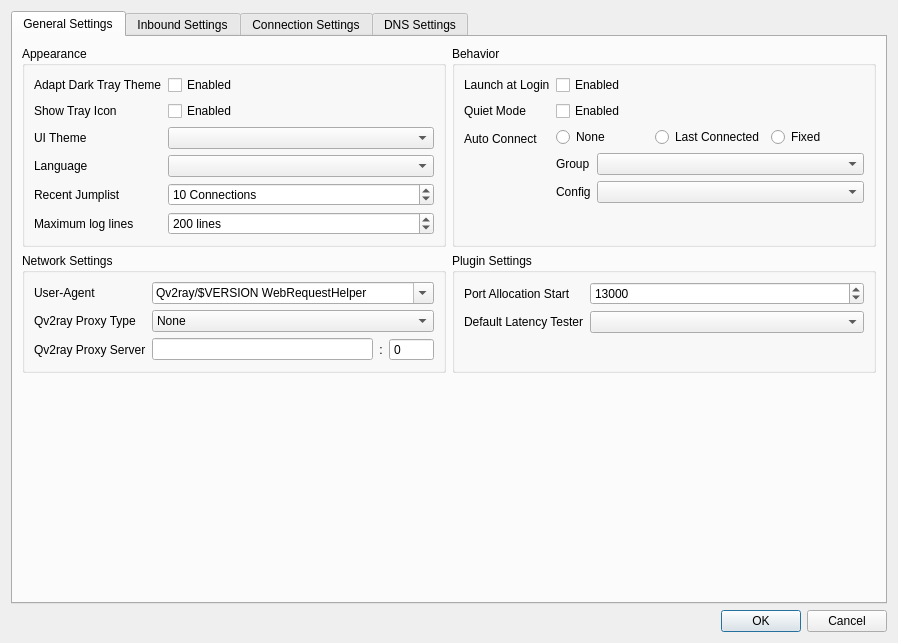
The window that src/ui/windows/w_PreferencesWindow.ui (Wpenga/QvPersonal) describes before a commit, drawn with Qt 5.
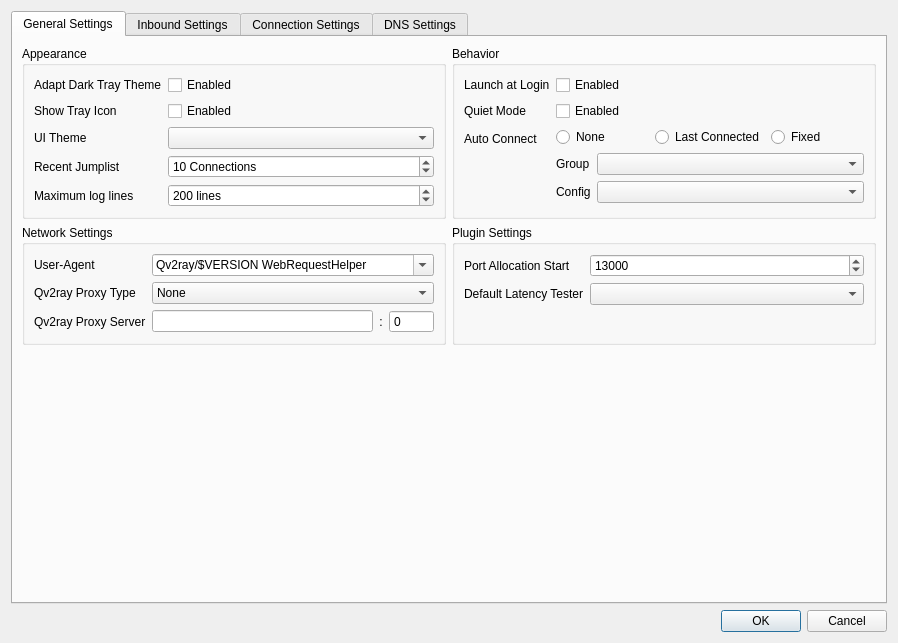
The same window after the commit.

Commit message: - removed language combobox

```diff
--- a/src/ui/windows/w_PreferencesWindow.ui
+++ b/src/ui/windows/w_PreferencesWindow.ui
@@ -86,32 +86,6 @@
              </widget>
             </item>
             <item row="3" column="0">
-             <widget class="QLabel" name="label_6">
-              <property name="text">
-               <string>Language</string>
-              </property>
-              <property name="textFormat">
-               <enum>Qt::PlainText</enum>
-              </property>
-             </widget>
-            </item>
-            <item row="3" column="1">
-             <widget class="QComboBox" name="languageComboBox">
-              <property name="sizePolicy">
-               <sizepolicy hsizetype="Preferred" vsizetype="Fixed">
-                <horstretch>0</horstretch>
-                <verstretch>0</verstretch>
-               </sizepolicy>
-              </property>
-              <property name="minimumSize">
-               <size>
-                <width>100</width>
-                <height>0</height>
-               </size>
-              </property>
-             </widget>
-            </item>
-            <item row="4" column="0">
              <widget class="QLabel" name="label_55">
               <property name="text">
                <string>Recent Jumplist</string>
@@ -121,7 +95,7 @@
               </property>
              </widget>
             </item>
-            <item row="4" column="1">
+            <item row="3" column="1">
              <widget class="QSpinBox" name="jumpListCountSB">
               <property name="suffix">
                <string> Connections</string>
@@ -137,7 +111,7 @@
               </property>
              </widget>
             </item>
-            <item row="5" column="0">
+            <item row="4" column="0">
              <widget class="QLabel" name="label_48">
               <property name="text">
                <string>Maximum log lines</string>
@@ -147,7 +121,7 @@
               </property>
              </widget>
             </item>
-            <item row="5" column="1">
+            <item row="4" column="1">
              <widget class="QSpinBox" name="maxLogLinesSB">
               <property name="sizePolicy">
                <sizepolicy hsizetype="MinimumExpanding" vsizetype="Fixed">
```
Left out of the diff: 29 changed lines with no effect on the pictures. The commit also changes 2 other files.
